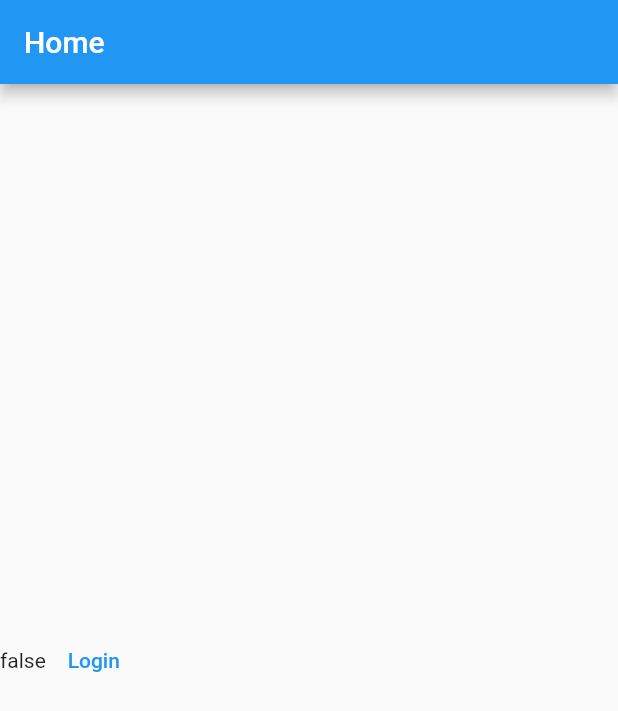
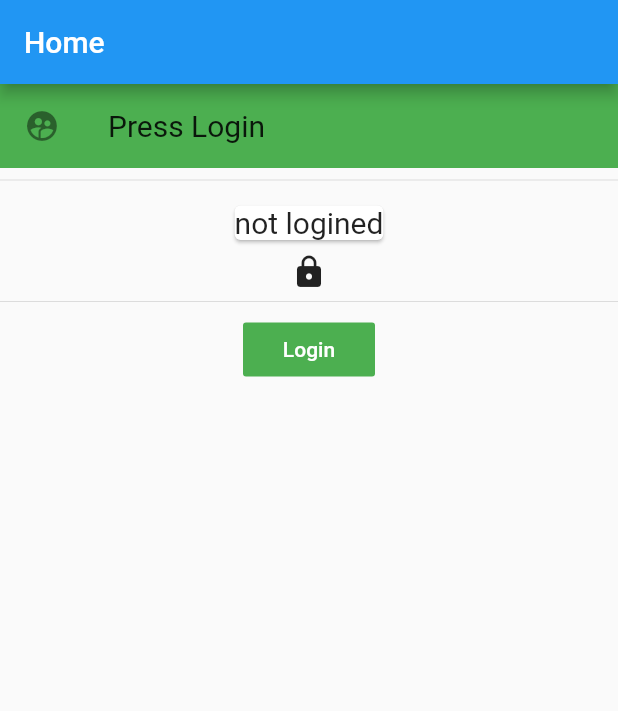
Before and after one commit to Oscuro1111/bloc, a Flutter app: the screen it shows after launch, after a tap on "Login", on a phone screen of 412 x 824 dp. Shown: the top 711 px of the screen. Run offline on Flutter 3.47's test engine with Material 2 defaults, Android fonts, the phone set to English and light mode, and no system bars.

Commit message:
fixing UI

```diff
--- a/lib/app.dart
+++ b/lib/app.dart
@@ -1,6 +1,6 @@
 import 'package:flutter/material.dart';
 import 'package:proj_dec/bloc/bloc.dart';
-import './app/bloc/BlocBase.dart';
+import 'app/bloc/logBloc.dart';
 import './app/UI/Login.dart';
 
 class Home extends StatefulWidget {
--- a/lib/app/UI/Login.dart
+++ b/lib/app/UI/Login.dart
@@ -1,6 +1,60 @@
 import 'package:flutter/material.dart';
 import 'package:proj_dec/bloc/bloc.dart';
-import '../bloc/BlocBase.dart';
+import '../bloc/logBloc.dart';
+
+class LoginUI extends StatelessWidget {
+  LoginUI({this.isLogined});
+
+  final bool isLogined;
+  @override
+  Widget build(BuildContext context) {
+    var bloc = BlocProvider.of<Log>(context);
+    return Center(
+      child: Column(
+        children: [
+          ListTile(
+            tileColor: Colors.green,
+            title: Text(
+              "Press Login",
+              style: TextStyle(fontSize: 20.0),
+            ),
+            leading: Icon(Icons.supervised_user_circle),
+          ),
+          Divider(),
+          Padding(
+            padding: EdgeInsets.all(5.0),
+            child: Card(
+              elevation: 1.0,
+              child: Text(isLogined ? "Logined" : "not logined",
+                  style: TextStyle(
+                    fontSize: 20.0,
+                  )),
+            ),
+          ),
+          Icon(isLogined ? Icons.done : Icons.lock),
+          Divider(),
+          FlatButton(
+            color: isLogined ? Colors.red : Colors.green,
+            padding: EdgeInsets.all(5.0),
+            child: isLogined
+                ? Icon(Icons.logout, color: Colors.white)
+                : Text(
+                    "Login",
+                    style: TextStyle(color: Colors.white),
+                  ),
+            onPressed: () {
+              if (isLogined == true) {
+                bloc.add(LoginOut());
+              } else {
+                bloc.add(Login());
+              }
+            },
+          )
+        ],
+      ),
+    );
+  }
+}
 
 class LoginComp extends StatefulWidget {
   @override
@@ -17,23 +71,8 @@ class _LoginCompState extends State<LoginComp> {
         stream: bloc.stream,
         builder: (context, AsyncSnapshot snapshot) {
           if (snapshot.hasData) {
-            return Row(
-              children: [
-                Center(
-                  child: Text("${snapshot.data.login}"),
-                ),
-                TextButton(
-                  child:
-                      Text(snapshot.data.login == false ? "Login" : "Logout"),
-                  onPressed: () {
-                    if (snapshot.data.login == true) {
-                      bloc.add(LoginOut());
-                    } else {
-                      bloc.add(Login());
-                    }
-                  },
-                ),
-              ],
+            return LoginUI(
+              isLogined: snapshot.data.login,
             );
           }
 
@@ -50,13 +89,8 @@ class _LoginCompState extends State<LoginComp> {
             );
           }
 
-          if (snapshot.connectionState == ConnectionState.active) {
-            return Center(
-              child: Text("Active connection"),
-            );
-          }
           return Center(
-            child: Text("Connecting"),
+            child: Text(""),
           );
         });
     return streamBuilder;
--- a/lib/app/bloc/BlocBase.dart
+++ b/lib/app/bloc/logBloc.dart
@@ -37,10 +37,10 @@ class Log extends Bloc<Event, LoginState> {
   Future<LoginState> eventMapToState(Event event) async {
     if (event is LoginOut) {
       //Intentional delay
-      await Future.delayed(Duration(seconds: 5), () => null);
+      await Future.delayed(Duration(seconds: 3), () => null);
 
       var state = this.setStoreSync((LoginState store) {
-        store.login = true;
+        store.login = false;
       });
 
       return state;
@@ -48,10 +48,10 @@ class Log extends Bloc<Event, LoginState> {
 
     if (event is Login) {
       //Intentional delay
-      await Future.delayed(Duration(seconds: 5), () => null);
+      await Future.delayed(Duration(seconds: 3), () => null);
 
       var state = this.setStoreSync((store) {
-        store.login = false;
+        store.login = true;
       });
 
       return state;
```
